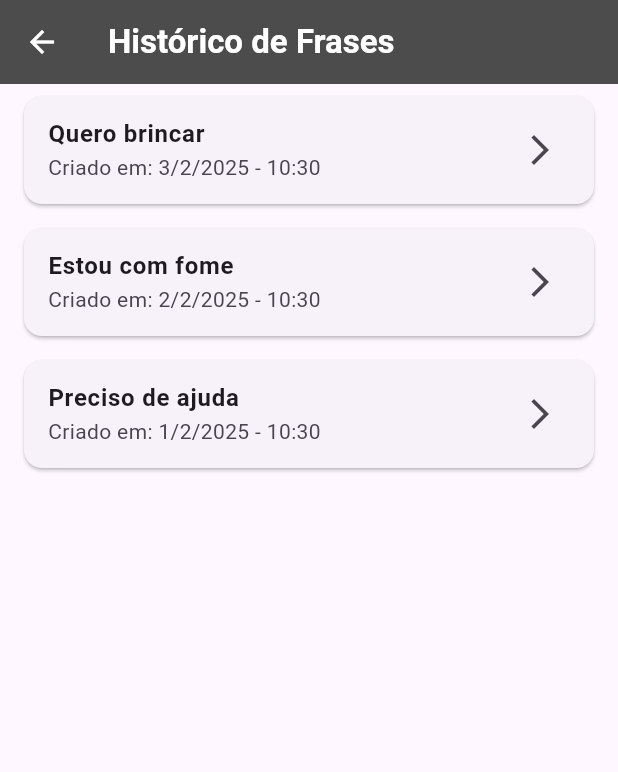
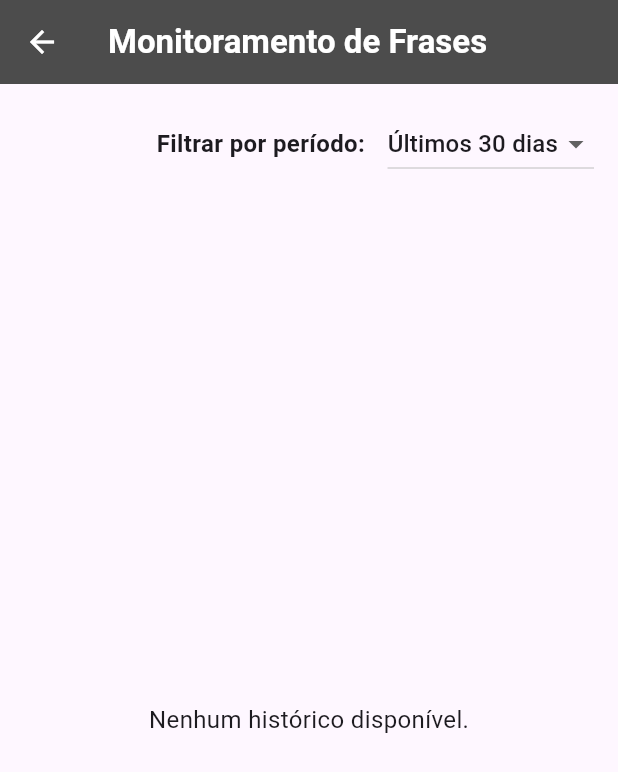
Before and after one commit to GaaDias/Aplicativo_CAA, a Flutter app: the HistoryScreen screen opened directly, on a phone screen of 412 x 824 dp. Shown: the top 772 px of the screen. Run offline on Flutter 3.47's test engine with Material 3 defaults, Android fonts, the phone set to English and light mode, and no system bars; our stand-ins replace flutter_svg, flutter_tts, sqflite; accounts and stored records are empty.

Commit message:
Update historyScreen

```diff
--- /dev/null
+++ b/lib/data/database_helper.dart
@@ -0,0 +1,73 @@
+import 'package:sqflite/sqflite.dart';
+import 'package:path/path.dart';
+
+class DatabaseHelper {
+  static Future<Database> _openDatabase() async {
+    return openDatabase(
+      join(await getDatabasesPath(), 'communication_history.db'),
+      onCreate: (db, version) {
+        return db.execute(
+          "CREATE TABLE history(id INTEGER PRIMARY KEY AUTOINCREMENT, phrase TEXT, timestamp TEXT)",
+        );
+      },
+      version: 1,
+    );
+  }
+
+  // Função para salvar uma frase falada no histórico
+  static Future<void> savePhrase(String phrase) async {
+    final db = await _openDatabase();
+
+    // Captura a data UTC e ajusta manualmente para o fuso local
+    DateTime now = DateTime.now().toUtc().subtract(Duration(hours: 3)); // Ajuste manual para UTC-3
+
+    String localTimestamp = now.toIso8601String(); // Salva o horário correto
+
+    print("Salvando frase: $phrase às $localTimestamp"); // Debug
+
+    await db.insert(
+      'history',
+      {'phrase': phrase, 'timestamp': localTimestamp},
+    );
+  }
+
+  // Função para recuperar o histórico de frases
+  static Future<List<Map<String, dynamic>>> getHistory() async {
+    final db = await _openDatabase();
+    return await db.query('history', orderBy: 'timestamp DESC');
+  }
+
+  // Função para deletar frases antigas
+  static Future<void> deleteOldPhrases() async {
+    final db = await _openDatabase();
+
+    // Calcula a data de 30 dias atrás
+    DateTime oneMonthAgo = DateTime.now().subtract(Duration(days: 30));
+
+    // Deleta todas as frases anteriores a essa data
+    await db.delete(
+      'history',
+      where: "timestamp < ?",
+      whereArgs: [oneMonthAgo.toIso8601String()],
+    );
+
+    print("Frases mais antigas que 30 dias foram removidas.");
+  }
+
+  // Pega o historico filtrado
+  static Future<List<Map<String, dynamic>>> getHistoryFiltered(int days) async {
+    final db = await _openDatabase();
+
+    // Calcula a data inicial com base no filtro
+    DateTime startDate = DateTime.now().subtract(Duration(days: days));
+
+    final data = await db.query(
+      'history',
+      where: "timestamp >= ?",
+      whereArgs: [startDate.toIso8601String()],
+      orderBy: 'timestamp DESC',
+    );
+
+    return data;
+  }
+}
--- a/lib/screens/communication.dart
+++ b/lib/screens/communication.dart
@@ -4,6 +4,7 @@ import 'package:flutter_svg/flutter_svg.dart';
 import '../models/cards.dart';
 import '../widgets/cards_widget.dart';
 import '../widgets/menu_button_widget.dart';
+import '../data/database_helper.dart';
 
 class Communication extends StatefulWidget {
   final List<Cards> cardsList;
@@ -62,7 +63,9 @@ class _CommunicationState extends State<Communication> {
   Future<void> _speakContainerContent() async {
     String text = widget.selectedWords.join(" ");
     if (text.isNotEmpty) {
+      print("Falando: $text"); // Verifica se a função está sendo executada
       await flutterTts.speak(text);
+      await DatabaseHelper.savePhrase(text); // Salva no histórico
     }
   }
 
--- a/lib/screens/historyScreen.dart
+++ b/lib/screens/historyScreen.dart
@@ -1,48 +1,88 @@
 import 'package:flutter/material.dart';
+import '../data/database_helper.dart';
 
-class HistoryScreen extends StatelessWidget {
-  final List<Map<String, dynamic>> history = [
-    {
-      "phrase": "Quero brincar",
-      "timestamp": DateTime.now().subtract(Duration(days: 1)),
-    },
-    {
-      "phrase": "Estou com fome",
-      "timestamp": DateTime.now().subtract(Duration(days: 2)),
-    },
-    {
-      "phrase": "Preciso de ajuda",
-      "timestamp": DateTime.now().subtract(Duration(days: 3)),
-    },
-  ];
+class HistoryScreen extends StatefulWidget {
+  @override
+  _HistoryScreenState createState() => _HistoryScreenState();
+}
 
-  String formatDate(DateTime dateTime) {
-    return "${dateTime.day}/${dateTime.month}/${dateTime.year} - ${dateTime.hour}:${dateTime.minute}";
+class _HistoryScreenState extends State<HistoryScreen> {
+  List<Map<String, dynamic>> history = [];
+
+  @override
+  void initState() {
+    super.initState();
+    DatabaseHelper.deleteOldPhrases(); // Remove frases antigas automaticamente
+    _loadHistory(30);
   }
+
+  // Função para carregar o histórico do banco de dados
+  Future<void> _loadHistory(int days) async {
+    final data = await DatabaseHelper.getHistoryFiltered(days); // Agora está correto!
+
+    setState(() {
+      history = data;
+    });
+
+    print("Carregando frases dos últimos $days dias.");
+  }
+
+  String formatDate(String timestamp) {
+    DateTime dateTime = DateTime.parse(timestamp);
+
+    // Formatar dia e mês com zero à esquerda, se necessário
+    String day = dateTime.day.toString().padLeft(2, '0');
+    String month = dateTime.month.toString().padLeft(2, '0');
+    String year = dateTime.year.toString();
+
+    // Formatar hora e minuto com zero à esquerda
+    String hour = dateTime.hour.toString().padLeft(2, '0');
+    String minute = dateTime.minute.toString().padLeft(2, '0');
+
+    return "$day/$month/$year - $hour:$minute";
+  }
+
+  int selectedDays = 30;
 
   @override
   Widget build(BuildContext context) {
     return Scaffold(
       appBar: AppBar(
-        title: const Text(
-          "Histórico de Frases",
-          style: TextStyle(
-            color: Colors.white,
-            fontWeight: FontWeight.bold,
+        title: const Text("Monitoramento de Frases", style: TextStyle(color: Colors.white, fontWeight: FontWeight.bold)),
+        backgroundColor: const Color(0xFF4C4C4C),
+        iconTheme: const IconThemeData(color: Colors.white),
+      ),
+      body: Column(
+        children: [
+          Padding(
+            padding: const EdgeInsets.all(16.0),
+            child: Row(
+              mainAxisAlignment: MainAxisAlignment.end,
+              children: [
+                const Text("Filtrar por período:", style: TextStyle(fontSize: 16, fontWeight: FontWeight.bold)),
+                const SizedBox(width: 15),
+                DropdownButton<int>(
+                  value: selectedDays,
+                  items: [
+                    DropdownMenuItem(value: 7, child: Text("Últimos 7 dias")),
+                    DropdownMenuItem(value: 15, child: Text("Últimos 15 dias")),
+                    DropdownMenuItem(value: 30, child: Text("Últimos 30 dias")),
+                  ],
+                  onChanged: (value) {
+                    if (value != null) {
+                      setState(() {
+                        selectedDays = value;
+                        _loadHistory(selectedDays); // Recarrega o histórico com o novo filtro
+                      });
+                    }
+                  },
+                ),
+              ],
             ),
           ),
-        backgroundColor: const Color(0xFF4C4C4C),
-        iconTheme: const IconThemeData(
-          color: Colors.white,
-        ),
-      ),
-      body: history.isEmpty
-          ? const Center(
-              child: Text(
-                "Nenhum histórico disponível.",
-                style: TextStyle(fontSize: 16),
-              ),
-            )
+          Expanded(
+            child: history.isEmpty
+                ? const Center(child: Text("Nenhum histórico disponível.", style: TextStyle(fontSize: 16)))
                 : ListView.builder(
                     itemCount: history.length,
                     itemBuilder: (context, index) {
@@ -50,19 +90,15 @@ class HistoryScreen extends StatelessWidget {
                       return Card(
                         margin: const EdgeInsets.symmetric(horizontal: 16, vertical: 8),
                         child: ListTile(
-                    title: Text(
-                      item["phrase"],
-                      style: const TextStyle(fontWeight: FontWeight.bold),
-                    ),
-                    subtitle: Text("Criado em: ${formatDate(item["timestamp"])}"),
-                    trailing: const Icon(Icons.arrow_forward_ios),
-                    onTap: () {
-
-                    },
+                          title: Text(item["phrase"], style: const TextStyle(fontWeight: FontWeight.bold)),
+                          subtitle: Text("Usada em: ${formatDate(item["timestamp"])}"),
                         ),
                       );
                     },
                   ),
+          ),
+        ],
+      ),
     );
   }
 }
--- a/pubspec.yaml
+++ b/pubspec.yaml
@@ -17,6 +17,7 @@ dependencies:
   cupertino_icons: ^1.0.8
   flutter_svg: ^2.0.11
   uuid: ^3.0.6
+  sqflite: ^2.4.1
 
 dev_dependencies:
   flutter_test:
```
Also changed, not shown: pubspec.lock, 3 other files. Lines whose indentation alone changed are shown as unchanged.
